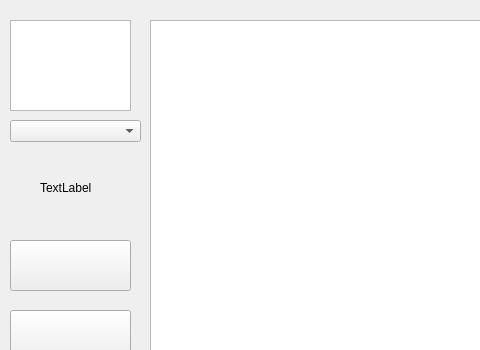
Qt form qmailbegin.ui (grysgreat/QtMail) before a commit; both pictures show x 0 to 480 and y 0 to 350 of the 799 by 523 pixel window.
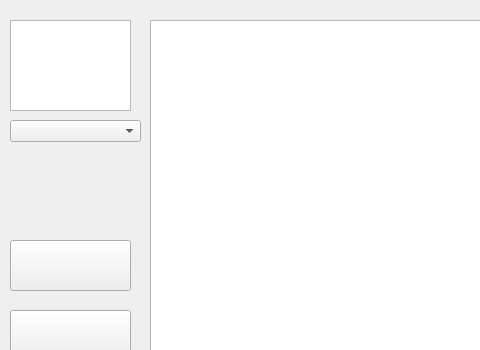
The same form after that commit. Icons and pictures are not drawn.

The edit to the form file:
```diff
--- a/qmailbegin.ui
+++ b/qmailbegin.ui
@@ -139,14 +139,14 @@
   <widget class="QLabel" name="label">
    <property name="geometry">
     <rect>
-     <x>40</x>
-     <y>180</y>
-     <width>72</width>
-     <height>15</height>
+     <x>10</x>
+     <y>150</y>
+     <width>121</width>
+     <height>81</height>
     </rect>
    </property>
    <property name="text">
-    <string>TextLabel</string>
+    <string/>
    </property>
   </widget>
  </widget>
```
